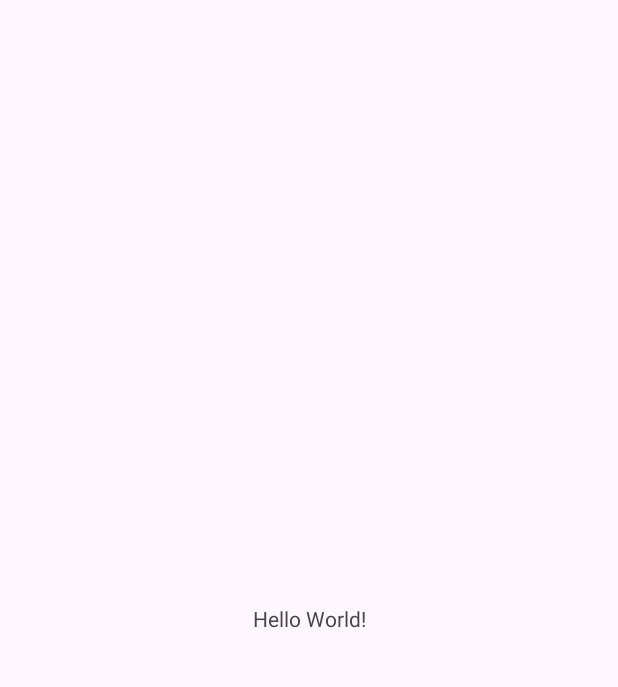
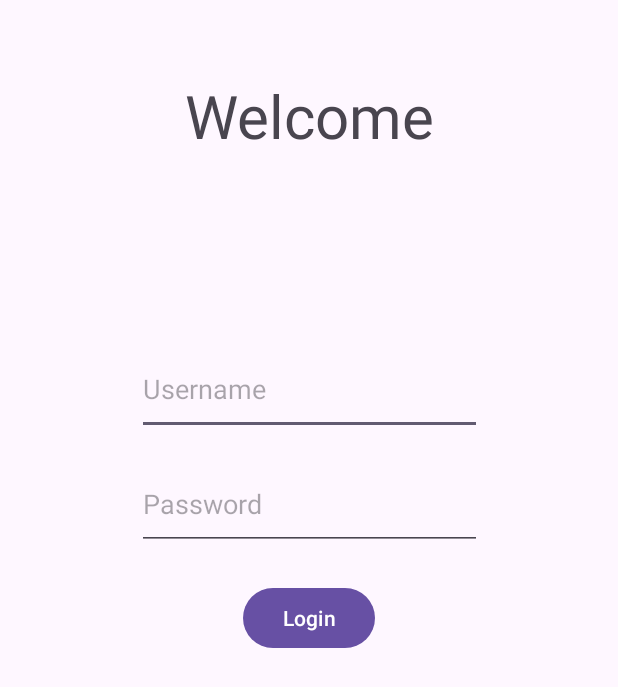
Before and after one commit to tiagop122/MyLogin, an Android app: the screen it shows after launch (MainActivity), on a phone screen of 412 x 824 dp. Before the commit the part shown is almost empty. Shown: the top 687 px of the screen. Run offline under Robolectric (Android 15) with nearby library versions, the phone set to English and light mode, and no system bars.

Commit message:
Menu Login/Password added

```diff
--- a/app/src/main/res/layout/activity_main.xml
+++ b/app/src/main/res/layout/activity_main.xml
@@ -8,12 +8,62 @@
     tools:context=".MainActivity">
 
     <TextView
-        android:layout_width="wrap_content"
-        android:layout_height="wrap_content"
-        android:text="Hello World!"
+        android:layout_width="203dp"
+        android:layout_height="53dp"
+        android:text="Welcome"
+        android:textAlignment="center"
+        android:textSize="40dp"
         app:layout_constraintBottom_toBottomOf="parent"
         app:layout_constraintEnd_toEndOf="parent"
         app:layout_constraintStart_toStartOf="parent"
-        app:layout_constraintTop_toTopOf="parent" />
+        app:layout_constraintTop_toTopOf="parent"
+        app:layout_constraintVertical_bias="0.065" />
+
+    <EditText
+        android:id="@+id/editTextText"
+        android:layout_width="230dp"
+        android:layout_height="61dp"
+        android:ems="10"
+        android:hint="Username"
+        android:inputType="text"
+        android:textAlignment="gravity"
+        app:layout_constraintBottom_toBottomOf="parent"
+        app:layout_constraintEnd_toEndOf="parent"
+        app:layout_constraintStart_toStartOf="parent"
+        app:layout_constraintTop_toTopOf="parent"
+        app:layout_constraintVertical_bias="0.30" />
+
+    <EditText
+        android:id="@+id/editTextText2"
+        android:layout_width="230dp"
+        android:layout_height="61dp"
+        android:ems="10"
+        android:hint="Password"
+        android:inputType="text"
+        android:textAlignment="gravity"
+        app:layout_constraintBottom_toBottomOf="parent"
+        app:layout_constraintEnd_toEndOf="parent"
+        app:layout_constraintStart_toStartOf="parent"
+        app:layout_constraintTop_toTopOf="parent"
+        app:layout_constraintVertical_bias="0.4" />
+
+    <Button
+        android:id="@+id/button"
+        android:layout_width="wrap_content"
+        android:layout_height="wrap_content"
+        android:text="Login"
+        android:textAlignment="center"
+        app:layout_constraintBottom_toBottomOf="parent"
+        app:layout_constraintEnd_toEndOf="parent"
+        app:layout_constraintStart_toStartOf="parent"
+        app:layout_constraintTop_toTopOf="parent"
+        app:layout_constraintVertical_bias="0.5" />
+
+
+    <androidx.constraintlayout.widget.Group
+        android:id="@+id/group"
+        android:layout_width="wrap_content"
+        android:layout_height="wrap_content"
+ />
 
 </androidx.constraintlayout.widget.ConstraintLayout>
```
